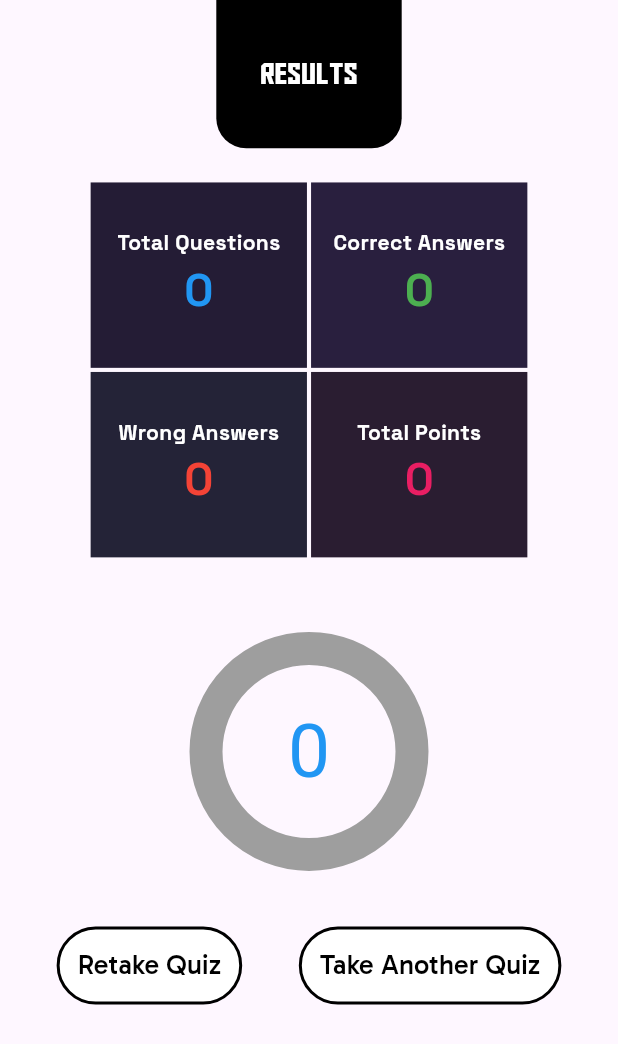
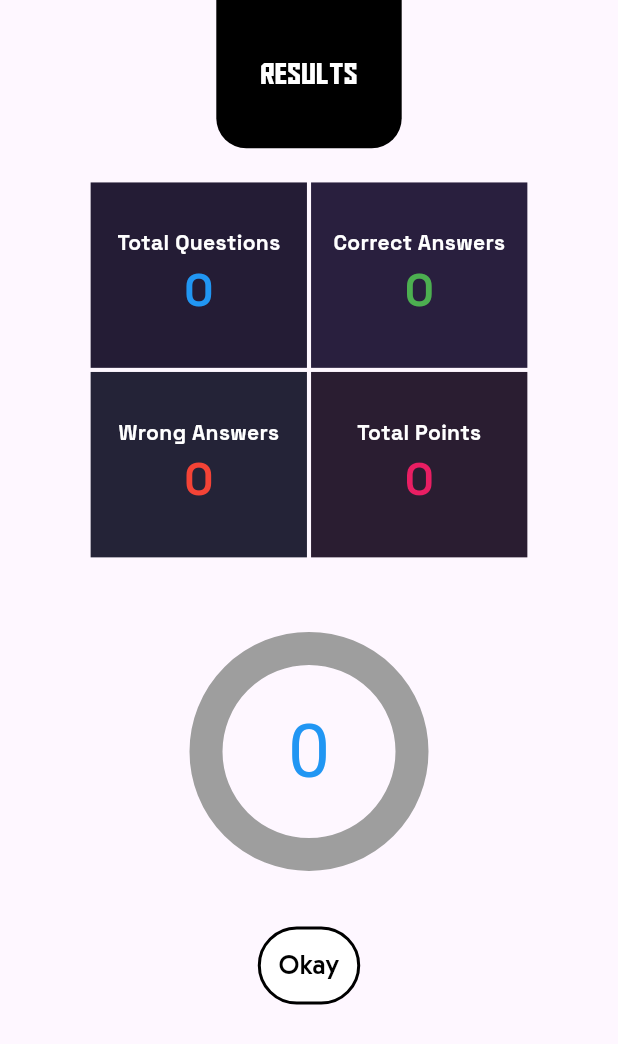
Before and after one commit to AayushPandeyy/manunited_trivia_flutter, a Flutter app: the ResultScreen screen opened directly with empty values, on a phone screen of 412 x 824 dp. Shown: the top 1044 px of the screen. Run offline on Flutter 3.47's test engine with Material 3 defaults, Android fonts, the phone set to English and light mode, and no system bars; drawn by our look-alikes of auto_size_text, pie_chart; our stand-ins replace carousel_slider, firebase_auth, firebase_core, quickalert, shared_preferences; accounts and stored records are empty.

```diff
--- a/lib/screens/ResultScreen.dart
+++ b/lib/screens/ResultScreen.dart
@@ -1,7 +1,9 @@
 import 'package:auto_size_text/auto_size_text.dart';
 import 'package:flutter/material.dart';
 import 'package:manunited_trivia/constants/ScreenSize.dart';
+import 'package:manunited_trivia/models/User.dart';
 import 'package:manunited_trivia/screens/QuizScreen.dart';
+import 'package:manunited_trivia/services/auth_service.dart';
 import 'package:pie_chart/pie_chart.dart';
 
 class ResultScreen extends StatefulWidget {
@@ -21,6 +23,19 @@ class ResultScreen extends StatefulWidget {
 }
 
 class _ResultScreenState extends State<ResultScreen> {
+  User? user;
+  final AuthService authService = AuthService();
+
+
+  void _updatePoints(int points) async {
+    try {
+      await authService.updatePoints(points);
+      print('Points updated successfully');
+    } catch (error) {
+      print('Failed to update points: $error');
+    }
+  }
+
   @override
   Widget build(BuildContext context) {
     final dataMap = <String, double>{
@@ -222,33 +237,11 @@ class _ResultScreenState extends State<ResultScreen> {
                       border: Border.all(color: Colors.black, width: 2)),
                   child: TextButton(
                     onPressed: () {
-                    //   Navigator.of(context).push(MaterialPageRoute(
-                    //       builder: (context) => const QuizScreen()));
-                    // },
+                      _updatePoints(widget.totalPoints );
+                      Navigator.of(context).pushReplacementNamed('homeScreen');
                     },
                     child: const Text(
-                      "Retake Quiz",
-                      style: TextStyle(
-                          fontFamily: "Gabarito",
-                          fontSize: 18,
-                          color: Colors.black),
-                    ),
-                  ),
-                ),
-                Container(
-                  // height: 50,
-                  // width: 50,
-                  decoration: BoxDecoration(
-                      color: Colors.white,
-                      borderRadius: BorderRadius.circular(30),
-                      border: Border.all(color: Colors.black, width: 2)),
-                  child: TextButton(
-                    onPressed: () {
-                      // Navigator.of(context).push(MaterialPageRoute(
-                      //     builder: (context) => const QuizScreen()));
-                    },
-                    child: const Text(
-                      "Take Another Quiz",
+                      "Okay",
                       style: TextStyle(
                           fontFamily: "Gabarito",
                           fontSize: 18,
--- a/lib/widgets/CorrectAnswerWidget.dart
+++ b/lib/widgets/CorrectAnswerWidget.dart
@@ -19,7 +19,6 @@ class CorrectAnswer extends StatefulWidget {
 }
 
 class _CorrectAnswerState extends State<CorrectAnswer> {
-
   int selectedAnswer = 0;
 
   int points = 0;
@@ -27,7 +26,7 @@ class _CorrectAnswerState extends State<CorrectAnswer> {
   static int quesIndex = 0;
   int correctAnswerIndex =
       GeneralKnowledgeQuestions().correctAnswerIndexes[quesIndex];
-  int size = GeneralKnowledgeQuestions().questionsOnly.length;
+  int size = 5;
 
   final CarouselController _controller = CarouselController();
   void reset() {
```
Also changed, not shown: lib/services/auth_service.dart (+23 -1 lines).
